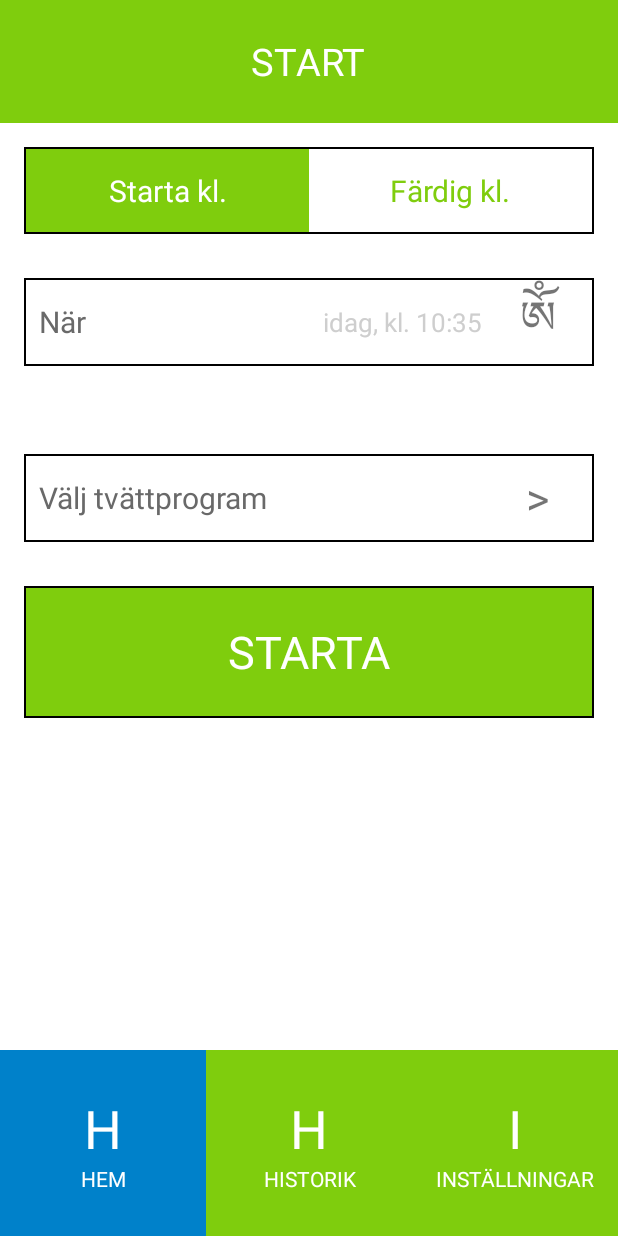
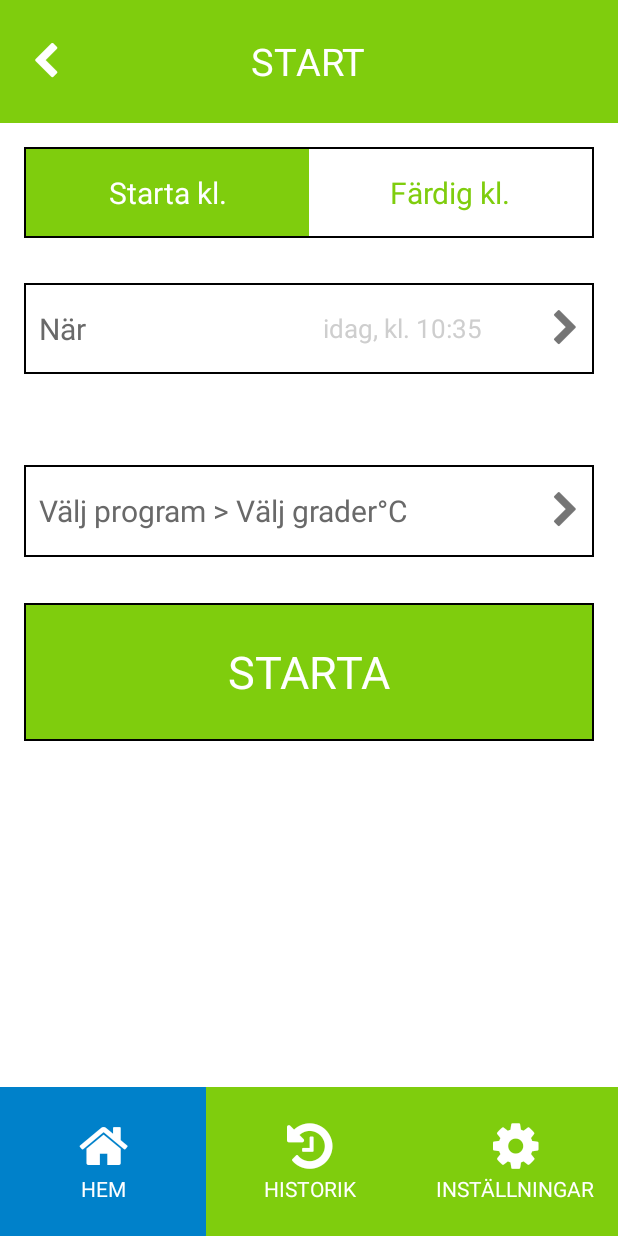
Before and after one commit to e-karlsson/SmartWasher, an Android app: the screen it shows after launch (MainActivity), after a tap on "SCHEMALÄGG", on a phone screen of 412 x 824 dp. Run offline under Robolectric (Android 15) with nearby library versions, the phone set to English and light mode, and no system bars.

Commit message:
v 1.9.2 MenuBar back button

```diff
--- a/app/src/main/java/com/washer/smart/smartwasher/MainActivity.java
+++ b/app/src/main/java/com/washer/smart/smartwasher/MainActivity.java
@@ -9,6 +9,7 @@ import android.support.v4.app.FragmentActivity;
 import android.support.v4.app.FragmentPagerAdapter;
 import android.support.v4.view.PagerAdapter;
 import android.os.Bundle;
+import android.view.Menu;
 import android.view.View;
 import android.view.Window;
 import android.widget.LinearLayout;
@@ -19,6 +20,9 @@ import org.w3c.dom.Text;
 import java.util.ArrayList;
 import java.util.List;
 
+import dialogs.CustomDialog;
+import extra.FontCache;
+import extra.MenuBar;
 import extra.Storage;
 import fragments.*;
 import sdk.WasherService;
@@ -55,6 +59,20 @@ public class MainActivity extends FragmentActivity {
 
     public void init(){
         final TextView topBarTv = (TextView) findViewById(R.id.tv_top_title);
+        TextView homeIcon = (TextView) findViewById(R.id.tv_main_home_icon);
+        TextView settingsIcon = (TextView) findViewById(R.id.tv_main_settings_icon);
+        TextView historyIcon = (TextView) findViewById(R.id.tv_main_history_icon);
+        TextView backIcon = (TextView) findViewById(R.id.tv_main_back_icon);
+        FontCache.setCustomFont(homeIcon, getResources().getString(R.string.fa), this);
+        FontCache.setCustomFont(settingsIcon, getResources().getString(R.string.fa), this);
+        FontCache.setCustomFont(historyIcon, getResources().getString(R.string.fa), this);
+        FontCache.setCustomFont(backIcon, getResources().getString(R.string.fa), this);
+
+
+        MenuBar.init((LinearLayout) findViewById(R.id.ll_main_menu_bar_back));
+        MenuBar.hideBackButton();
+
+
         pagerAdapter = new MyFragmentAdapter(getSupportFragmentManager(), createFragments());
 
         viewPager = (MyViewPager) findViewById(R.id.viewpager);
--- a/app/src/main/java/dialogs/WasherProgramDialog.java
+++ b/app/src/main/java/dialogs/WasherProgramDialog.java
@@ -78,6 +78,11 @@ public class WasherProgramDialog extends CustomDialog {
         rightButtonTitle.setText(title);
     }
 
+    public void setIds(int program, int degree){
+        programPicker.setValue(program);
+        degreePicker.setValue(degree);
+    }
+
     private void initPickers(){
 
 
--- /dev/null
+++ b/app/src/main/java/extra/MenuBar.java
@@ -0,0 +1,41 @@
+package extra;
+
+import android.view.View;
+import android.widget.LinearLayout;
+
+/**
+ * Created by xxkarlue on 2015-04-16.
+ */
+public class MenuBar {
+    private static LinearLayout menuBackButton;
+
+    public static void init(LinearLayout menuBackButton){
+        MenuBar.menuBackButton = menuBackButton;
+    }
+
+    public static void hideBackButton(){
+        MenuBar.menuBackButton.setVisibility(View.INVISIBLE);
+    }
+
+    public static void showBackButton(){
+        MenuBar.menuBackButton.setVisibility(View.VISIBLE);
+    }
+
+    public static void setBackAction(final Runnable function){
+        MenuBar.menuBackButton.setOnClickListener(new View.OnClickListener() {
+            @Override
+            public void onClick(View v) {
+                function.run();
+            }
+        });
+
+        MenuBar.menuBackButton.getChildAt(0).setOnClickListener(new View.OnClickListener() {
+            @Override
+            public void onClick(View v) {
+                function.run();
+            }
+        });
+    }
+
+
+}
--- a/app/src/main/java/extra/Storage.java
+++ b/app/src/main/java/extra/Storage.java
@@ -25,6 +25,7 @@ public class Storage {
     public static final String LAST_DEGREE_ID = "lastDegreeID";
     public static final String LAST_PROGRAM_STRING = "lastProgramString";
     public static final String LAST_PROGRAM_ID = "lastProgramID";
+
 
 
     public static void init(Context context){
--- a/app/src/main/java/fragments/StartFragment.java
+++ b/app/src/main/java/fragments/StartFragment.java
@@ -1,9 +1,6 @@
 package fragments;
 
-import android.app.AlertDialog;
-import android.content.DialogInterface;
 import android.util.Log;
-import android.view.LayoutInflater;
 import android.view.View;
 import android.widget.CompoundButton;
 import android.widget.LinearLayout;
@@ -19,6 +16,7 @@ import dialogs.CustomDialog;
 import dialogs.WasherProgramDialog;
 import dialogs.WasherTimeDialog;
 import extra.FontCache;
+import extra.MenuBar;
 import extra.Storage;
 import model.StartStatus;
 import sdk.CallBack;
@@ -34,9 +32,8 @@ public class StartFragment extends BaseFragment {
     int dayIndex;
     int hourIndex;
     int minIndex;
-
-
-    String program;
+    int programIndex = 0;
+    int degreeIndex = 0;
 
     NavigationBar topStartBar;
     LinearLayout extraParams;
@@ -44,8 +41,8 @@ public class StartFragment extends BaseFragment {
     LinearLayout startTimeLayout;
     LinearLayout startChooseProgram;
     TextView startTimeDescription, chooseProgramDescription, startTimeTitle;
-    String programName = "Välj program";
-    String degreeName = "Välj grader";
+    String programName = "Välj tvättprogram";
+    String degreeName = "";
     Switch priceSwitch, windSwitch;
 
 
@@ -53,8 +50,10 @@ public class StartFragment extends BaseFragment {
     @Override
     protected void init(View view) {
         TextView startTimeFa = (TextView) view.findViewById(R.id.tv_start_time_fa);
+        TextView startProgramFa = (TextView) view.findViewById(R.id.tv_start_program_fa);
+        FontCache.setCustomFont(startProgramFa, getResources().getString(R.string.fa), getActivity());
         FontCache.setCustomFont(startTimeFa, getResources().getString(R.string.fa), getActivity());
-        startTimeFa.setText("\u0f00");
+
         topStartBar = NavigationBar.greenWhiteToggle(view);
         extraParams = (LinearLayout) view.findViewById(R.id.ll_extra_params);
         startButton = (LinearLayout) view.findViewById(R.id.ll_start_start_button);
@@ -153,6 +152,14 @@ public class StartFragment extends BaseFragment {
         time = currentTime;
     }
 
+    private void setProgram(){
+        if(degreeName.equals("")){
+            chooseProgramDescription.setText(programName);
+        }else{
+            chooseProgramDescription.setText(programName + " > " + degreeName + "°C");
+        }
+    }
+
     private boolean validateFields(){
         boolean isOK = true;
         if(time<0){
@@ -187,9 +194,9 @@ public class StartFragment extends BaseFragment {
         if(validateFields() == false) return;
 
         if(topStartBar.getSelectedId() == 0){
-            WasherService.startAt(time, 45, callback);
+            WasherService.startAt(time, 45, programName, degreeName, callback);
         }else{
-            WasherService.startReadyAt(time, 45, priceSwitch.isChecked(), windSwitch.isChecked(), callback);
+            WasherService.startReadyAt(time, 45, programName, degreeName, priceSwitch.isChecked(), windSwitch.isChecked(), callback);
         }
 
         MyViewPager.getInstance().setCurrentItem(MyViewPager.HOME_SCHEDULE,false);
@@ -208,6 +215,13 @@ public class StartFragment extends BaseFragment {
             public void run(int[] ids, String[] tags) {
                 chooseProgramDescription.setText(tags[0] + " > " + tags[1] + "°C");
                 chooseProgramDescription.setTextColor(getResources().getColor(R.color.text_color_dark_gray));
+                programName = tags[0];
+                degreeName = tags[1];
+                programIndex = ids[0];
+                degreeIndex = ids[1];
+
+                Storage.saveInt(Storage.LAST_PROGRAM_ID, programIndex);
+                Storage.saveInt(Storage.LAST_DEGREE_ID, degreeIndex);
 
             }
         });
@@ -219,7 +233,12 @@ public class StartFragment extends BaseFragment {
             }
         });
 
+        programIndex = Storage.loadInt(Storage.LAST_PROGRAM_ID, programIndex);
+        degreeIndex = Storage.loadInt(Storage.LAST_DEGREE_ID, degreeIndex);
+
         wpd.show();
+        wpd.setIds(programIndex, degreeIndex);
+
     }
 
     public void chooseTime() {
@@ -287,8 +306,8 @@ public class StartFragment extends BaseFragment {
 
     private void load(){
         topStartBar.loadState("StartTopBar");
-        programName = Storage.loadString(Storage.LAST_PROGRAM_STRING,"Välj program");
-        degreeName = Storage.loadString(Storage.LAST_PROGRAM_STRING,"Välj grader");
+        programName = Storage.loadString(Storage.LAST_PROGRAM_STRING, "Välj program");
+        degreeName = Storage.loadString(Storage.LAST_DEGREE_STRING,"Välj grader");
         priceSwitch.setChecked(Storage.loadBoolean(Storage.CHEAP_PRICE, false));
         windSwitch.setChecked(Storage.loadBoolean(Storage.USE_WIND, false));
     }
@@ -297,12 +316,21 @@ public class StartFragment extends BaseFragment {
     @Override
     public void onResume() {
         super.onResume();
+        MenuBar.showBackButton();
+        MenuBar.setBackAction(new Runnable() {
+            @Override
+            public void run() {
+                MyViewPager.getInstance().setCurrentItem(MyViewPager.HOME_SLEEP);
+            }
+        });
         load();
+        setProgram();
     }
 
     @Override
     public void onPause() {
         super.onPause();
+        MenuBar.hideBackButton();
         save();
     }
 
--- a/app/src/main/res/layout/activity_main.xml
+++ b/app/src/main/res/layout/activity_main.xml
@@ -17,12 +17,26 @@
 
         <LinearLayout
             android:orientation="horizontal"
-            android:layout_width="wrap_content"
+            android:layout_width="0dp"
             android:layout_height="fill_parent"
-            android:layout_weight="1.5"></LinearLayout>
+            android:layout_weight="1.5"
+            android:gravity="center"
+            android:focusableInTouchMode="false"
+            android:id="@+id/ll_main_menu_bar_back">
+
+            <TextView
+                android:layout_width="wrap_content"
+                android:layout_height="wrap_content"
+                android:textColor="#fff"
+                android:text="@string/back_icon"
+                android:textSize="@dimen/forward_arrow"
+                android:gravity="center"
+                android:id="@+id/tv_main_back_icon"
+                android:textIsSelectable="false" />
+        </LinearLayout>
         <LinearLayout
             android:orientation="horizontal"
-            android:layout_width="wrap_content"
+            android:layout_width="0dp"
             android:layout_height="fill_parent"
             android:layout_weight="7"
             android:gravity="center">
@@ -37,7 +51,7 @@
         </LinearLayout>
         <LinearLayout
             android:orientation="horizontal"
-            android:layout_width="wrap_content"
+            android:layout_width="0dp"
             android:layout_height="fill_parent"
             android:layout_weight="1.5"></LinearLayout>
     </LinearLayout>
@@ -49,7 +63,7 @@
         android:layout_height="0dp"
         class="fragments.MyViewPager"
         android:id="@+id/viewpager"
-        android:layout_weight="75"
+        android:layout_weight="78"
         android:layout_gravity="center_horizontal" />
 
 
@@ -65,7 +79,7 @@
         android:layout_alignParentStart="true"
         android:background="@color/tieto_green"
         android:id="@+id/ll_nav_parent"
-        android:layout_weight="15">
+        android:layout_weight="12">
 
 
         <LinearLayout
@@ -81,10 +95,11 @@
                 android:layout_width="fill_parent"
                 android:layout_height="wrap_content"
                 android:textColor="#fff"
-                android:text="H"
+                android:text="@string/home_icon"
                 android:textSize="@dimen/bottom_nav_icon_size"
                 android:gravity="center"
-                android:layout_gravity="center_horizontal" />
+                android:layout_gravity="center_horizontal"
+                android:id="@+id/tv_main_home_icon" />
 
             <TextView
                 android:layout_width="fill_parent"
@@ -112,10 +127,11 @@
                 android:layout_width="fill_parent"
                 android:layout_height="wrap_content"
                 android:textColor="#fff"
-                android:text="H"
+                android:text="@string/history_icon"
                 android:textSize="@dimen/bottom_nav_icon_size"
                 android:gravity="center"
-                android:layout_gravity="center_horizontal" />
+                android:layout_gravity="center_horizontal"
+                android:id="@+id/tv_main_history_icon" />
 
             <TextView
                 android:layout_width="fill_parent"
@@ -143,10 +159,11 @@
                 android:layout_width="fill_parent"
                 android:layout_height="wrap_content"
                 android:textColor="#fff"
-                android:text="I"
+                android:text="@string/settings_icon"
                 android:textSize="@dimen/bottom_nav_icon_size"
                 android:gravity="center"
-                android:layout_gravity="center_horizontal" />
+                android:layout_gravity="center_horizontal"
+                android:id="@+id/tv_main_settings_icon" />
 
             <TextView
                 android:layout_width="fill_parent"
--- a/app/src/main/res/layout/layout_start_content.xml
+++ b/app/src/main/res/layout/layout_start_content.xml
@@ -110,9 +110,10 @@
             android:layout_height="match_parent"
             android:text="@string/forward_arrow"
             android:layout_weight="2"
-            android:gravity="center"
             android:id="@+id/tv_start_time_fa"
-            android:textSize="@dimen/forward_arrow" />
+            android:textSize="@dimen/forward_arrow"
+            android:gravity="center_vertical|right"
+            android:paddingRight="@dimen/padding_left" />
     </LinearLayout>
 
     <!-- EMPTY -->
@@ -246,13 +247,15 @@
             android:layout_width="0dp"
             android:layout_height="fill_parent"
             android:layout_weight="2"
-            android:gravity="center"
-            android:id="@+id/ll_start_program_arrow">
+            android:id="@+id/ll_start_program_arrow"
+            android:gravity="center_vertical|right">
             <TextView
                 android:layout_width="wrap_content"
                 android:layout_height="wrap_content"
-                android:text=">"
-                android:textSize="@dimen/forward_arrow"/>
+                android:text="@string/forward_arrow"
+                android:textSize="@dimen/forward_arrow"
+                android:paddingRight="@dimen/padding_left"
+                android:id="@+id/tv_start_program_fa" />
         </LinearLayout>
     </LinearLayout>
 
--- a/app/src/main/res/values/dimens.xml
+++ b/app/src/main/res/values/dimens.xml
@@ -8,7 +8,7 @@
     <dimen name="top_bar_text_title">25dp</dimen>
     <dimen name="tv_start_param">20dp</dimen>
     <dimen name="tv_history_tabs">20dp</dimen>
-    <dimen name="forward_arrow">30dp</dimen>
+    <dimen name="forward_arrow">25dp</dimen>
     <dimen name="padding_left">10dp</dimen>
     <dimen name="history_current_value">30dp</dimen>
     <dimen name="wash_program_choices">25dp</dimen>
--- a/app/src/main/res/values/strings.xml
+++ b/app/src/main/res/values/strings.xml
@@ -7,4 +7,10 @@
     <string name="fa">fontawesome-webfont.ttf</string>
 
     <string name="forward_arrow">\uf054</string>
+    <string name="home_icon">\uf015</string>
+    <string name="history_icon">\uf1da</string>
+    <string name="settings_icon">\uf013</string>
+    <string name="back_icon">\uf053</string>
+
+
 </resources>
```
Also changed, not shown: app/src/main/java/fragments/HomeSleepFragment.java (+17 -2 lines), app/src/main/java/fragments/SettingsFragment.java (+10 -0 lines), app/src/main/java/model/ProgramInfo.java (+5 -5 lines), app/src/main/java/model/WashRecord.java (+0 -18 lines).
